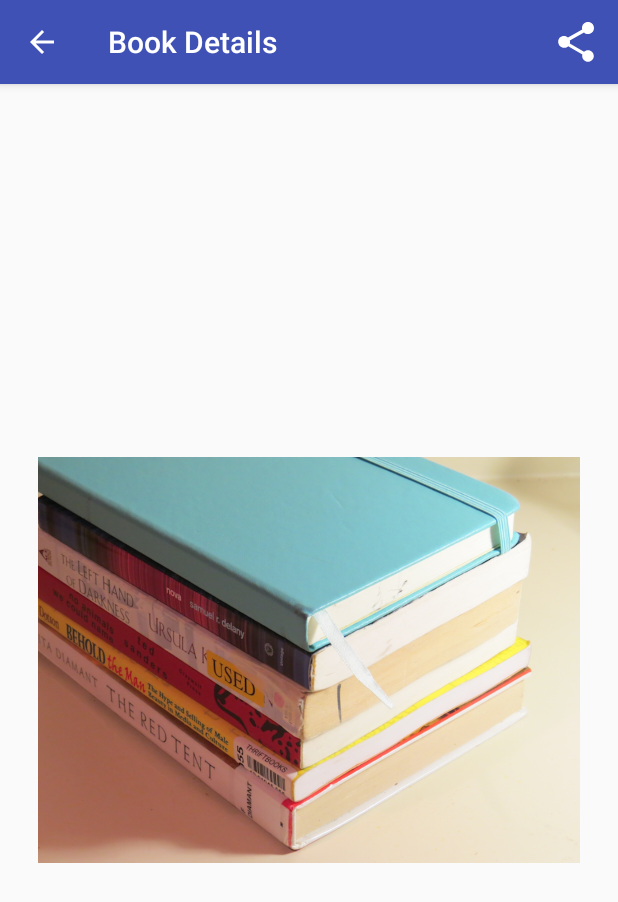
After one commit to lechP/AndroidTutorial3, an Android app: the DetailActivity screen opened directly, with no data from a screen before it, on a phone screen of 412 x 824 dp. The commit adds this screen. Shown: the top 902 px of the screen. Run offline under Robolectric (Android 15) with nearby library versions, the phone set to English and light mode, and no system bars; our stand-ins replace Picasso; pictures from the network do not load; 2 statements that could not run were skipped.

Commit message:
[LPI] show large book cover as detail activity, enable sharing book cover

```diff
--- /dev/null
+++ b/app/src/main/java/com/lpi/andt3/DetailActivity.java
@@ -0,0 +1,56 @@
+package com.lpi.andt3;
+
+import android.content.Intent;
+import android.os.Bundle;
+import android.support.v4.view.MenuItemCompat;
+import android.support.v7.app.AppCompatActivity;
+import android.support.v7.widget.ShareActionProvider;
+import android.view.Menu;
+import android.view.MenuItem;
+import android.widget.ImageView;
+import com.squareup.picasso.Picasso;
+
+public class DetailActivity extends AppCompatActivity {
+
+    private static final String IMAGE_URL_BASE = "http://covers.openlibrary.org/b/id/";
+    private String imageURL;
+    private ShareActionProvider shareActionProvider;
+
+    @Override
+    protected void onCreate(Bundle savedInstanceState) {
+        super.onCreate(savedInstanceState);
+        setContentView(R.layout.activity_detail);
+
+        ImageView imageView = (ImageView) findViewById(R.id.img_cover);
+
+        String coverID = this.getIntent().getExtras().getString("coverID");
+        if (coverID.length() > 0) {
+            imageURL = IMAGE_URL_BASE + coverID + "-L.jpg";
+            Picasso.with(this).load(imageURL).placeholder(R.drawable.img_books_loading).into(imageView);
+        }
+    }
+
+    private void setShareIntent() {
+        Intent shareIntent = new Intent(Intent.ACTION_SEND);
+        shareIntent.setType("text/plain");
+        shareIntent.putExtra(Intent.EXTRA_SUBJECT, "Book Recommendation!");
+        shareIntent.putExtra(Intent.EXTRA_TEXT, imageURL);
+        shareActionProvider.setShareIntent(shareIntent);
+    }
+
+    @Override
+    public boolean onCreateOptionsMenu(Menu menu) {
+
+        getMenuInflater().inflate(R.menu.main, menu);
+        MenuItem shareItem = menu.findItem(R.id.menu_item_share);
+
+        if (shareItem != null) {
+            shareActionProvider = (ShareActionProvider) MenuItemCompat.getActionProvider(shareItem);
+        }
+
+        setShareIntent();
+        return true;
+    }
+
+
+}
--- /dev/null
+++ b/app/src/main/res/layout/activity_detail.xml
@@ -0,0 +1,11 @@
+<?xml version="1.0" encoding="utf-8"?>
+<ImageView
+        xmlns:android="http://schemas.android.com/apk/res/android"
+        android:id="@+id/img_cover"
+        android:layout_width="match_parent"
+        android:layout_height="match_parent"
+        android:layout_margin="25dp"
+        android:src="@drawable/img_books_large"
+        >
+
+</ImageView>
--- a/app/src/main/res/values/strings.xml
+++ b/app/src/main/res/values/strings.xml
@@ -5,4 +5,5 @@
     <string name="main_hint">Title and/or Author</string>
     <string name="menu_share">Share</string>
     <string name="found_book_cover">Found book cover</string>
+    <string name="activity_details">Book Details</string>
 </resources>
```
Also changed, not shown: app/src/main/AndroidManifest.xml (+12 -2 lines), app/src/main/java/com/lpi/andt3/MainActivity.java (+6 -1 lines).
